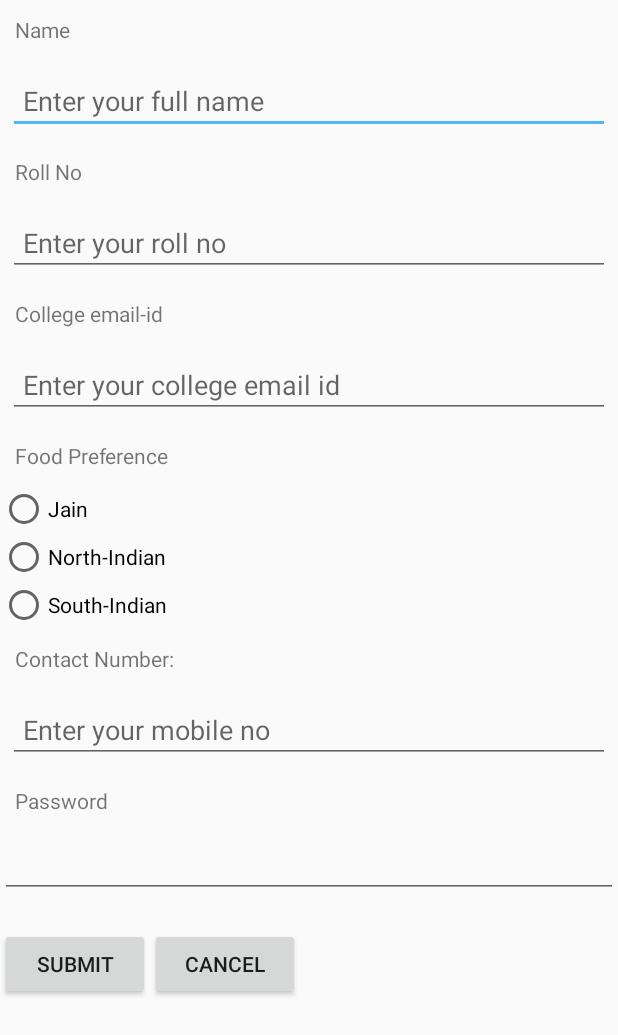
After one commit to rajwanimayur/MessIT, an Android app: the layout registration.xml on its own in the app's theme, with its tools: preview values and no code run, on a phone screen of 412 x 824 dp. The commit adds this screen. Shown: the top 1035 px of the screen. Run offline under Robolectric (Android 15) with nearby library versions, the phone set to English and light mode, and no system bars.

Commit message:
Add Login Registion UI

```diff
--- /dev/null
+++ b/app/src/main/res/layout/login.xml
@@ -0,0 +1,64 @@
+<?xml version="1.0" encoding="utf-8"?>
+<LinearLayout xmlns:android="http://schemas.android.com/apk/res/android"
+    android:layout_width="match_parent"
+    android:layout_height="match_parent"
+    xmlns:app="http://schemas.android.com/apk/res-auto"
+    android:orientation="vertical">
+    <TextView
+        android:id="@+id/loginid"
+        android:layout_width="match_parent"
+        android:layout_height="wrap_content"
+        android:padding="10dp"
+        android:text="Rollno" />
+
+    <EditText
+        android:id="@+id/rollno"
+        android:layout_width="match_parent"
+        android:layout_height="wrap_content"
+        android:hint="Enter your roll no"
+        android:layout_margin="5dp"
+
+        android:padding="10dp"/>
+
+
+    <TextView
+        android:id="@+id/loginpwdtv"
+        android:layout_width="match_parent"
+        android:layout_height="wrap_content"
+        android:padding="10dp"
+        android:text="Password" />
+
+
+    <EditText
+        android:id="@+id/loginpassword"
+        android:layout_width="match_parent"
+        android:layout_height="wrap_content"
+        android:ems="10"
+        android:inputType="textPassword" />
+
+    <LinearLayout
+        android:layout_width="match_parent"
+        android:layout_height="wrap_content"
+        android:orientation="horizontal"
+        android:layout_marginTop="20dp">
+
+
+        <Button
+            android:id="@+id/submit"
+            android:layout_width="100dp"
+            android:layout_height="wrap_content"
+            android:text="Submit" />
+
+        <Button
+            android:id="@+id/cancel"
+            android:layout_width="100dp"
+            android:layout_height="wrap_content"
+            android:text="Cancel" />
+
+
+
+    </LinearLayout>
+
+
+
+</LinearLayout>
--- /dev/null
+++ b/app/src/main/res/layout/registration.xml
@@ -0,0 +1,150 @@
+<?xml version="1.0" encoding="utf-8"?>
+<LinearLayout xmlns:android="http://schemas.android.com/apk/res/android"
+    android:layout_width="match_parent"
+    android:layout_height="match_parent"
+    xmlns:app="http://schemas.android.com/apk/res-auto"
+    android:orientation="vertical">
+
+
+    <TextView
+        android:id="@+id/name"
+        android:layout_width="match_parent"
+        android:layout_height="wrap_content"
+        android:padding="10dp"
+        android:text="Name" />
+
+    <EditText
+        android:id="@+id/personname"
+        android:layout_width="match_parent"
+        android:layout_height="wrap_content"
+        android:inputType="textPersonName"
+        android:hint="Enter your full name"
+        android:layout_margin="5dp"
+        android:padding="10dp"
+
+        />
+
+    <TextView
+        android:id="@+id/rno"
+        android:layout_width="match_parent"
+        android:layout_height="wrap_content"
+        android:padding="10dp"
+
+        android:text="Roll No" />
+
+    <EditText
+        android:id="@+id/rollno"
+        android:layout_width="match_parent"
+        android:layout_height="wrap_content"
+        android:hint="Enter your roll no"
+        android:layout_margin="5dp"
+
+        android:padding="10dp"/>
+
+    <TextView
+        android:id="@+id/email"
+        android:layout_width="match_parent"
+        android:layout_height="wrap_content"
+        android:padding="10dp"
+
+        android:text="College email-id" />
+
+    <EditText
+        android:id="@+id/emailid"
+        android:layout_width="match_parent"
+        android:layout_height="wrap_content"
+        android:inputType="textEmailAddress"
+        android:layout_margin="5dp"
+
+        android:padding="10dp"
+        android:hint="Enter your college email id" />
+
+    <TextView
+        android:id="@+id/foodpreference"
+        android:layout_width="match_parent"
+        android:layout_height="wrap_content"
+        android:padding="10dp"
+
+        android:text="Food Preference" />
+
+
+    <RadioGroup
+        android:layout_width="match_parent"
+        android:layout_height="wrap_content">
+        <RadioButton android:id="@+id/jain"
+            android:layout_width="wrap_content"
+            android:layout_height="wrap_content"
+            android:text="@string/jain"
+            android:onClick="onRadioButtonClicked"/>
+        <RadioButton android:id="@+id/ni"
+            android:layout_width="wrap_content"
+            android:layout_height="wrap_content"
+            android:text="@string/ni"
+            android:onClick="onRadioButtonClicked"/>
+        <RadioButton android:id="@+id/si"
+            android:layout_width="wrap_content"
+            android:layout_height="wrap_content"
+            android:text="@string/si"
+            android:onClick="onRadioButtonClicked"/>
+
+    </RadioGroup>
+
+    <TextView
+        android:id="@+id/contactno"
+        android:layout_width="match_parent"
+        android:layout_height="wrap_content"
+        android:padding="10dp"
+
+        android:text="Contact Number:" />
+
+    <EditText
+        android:id="@+id/cno"
+        android:layout_width="match_parent"
+        android:layout_height="wrap_content"
+        android:inputType="textEmailAddress"
+        android:layout_margin="5dp"
+
+        android:padding="10dp"
+        android:hint="Enter your mobile no" />
+
+    <TextView
+        android:id="@+id/passwordtv"
+        android:layout_width="match_parent"
+        android:layout_height="wrap_content"
+        android:padding="10dp"
+
+        android:text="Password" />
+
+
+    <EditText
+        android:id="@+id/password"
+        android:layout_width="match_parent"
+        android:layout_height="wrap_content"
+        android:ems="10"
+        android:inputType="textPassword" />
+
+    <LinearLayout
+        android:layout_width="match_parent"
+        android:layout_height="wrap_content"
+        android:orientation="horizontal"
+        android:layout_marginTop="20dp">
+
+
+        <Button
+            android:id="@+id/submit"
+            android:layout_width="100dp"
+            android:layout_height="wrap_content"
+            android:text="Submit" />
+
+        <Button
+            android:id="@+id/cancel"
+            android:layout_width="100dp"
+            android:layout_height="wrap_content"
+            android:text="Cancel" />
+
+
+
+    </LinearLayout>
+
+
+</LinearLayout>
--- a/app/src/main/res/values/strings.xml
+++ b/app/src/main/res/values/strings.xml
@@ -6,8 +6,8 @@
     <string name="nav_header_title">MessIT</string>
     <string name="nav_header_subtitle">foodcommittee@iiitb.org</string>
     <string name="nav_header_desc">Navigation header</string>
+
     <string name="action_settings">Settings</string>
-
     <string name="ni">North-Indian</string>
     <string name="si">South-Indian</string>
     <string name="jain">Jain</string>
```
